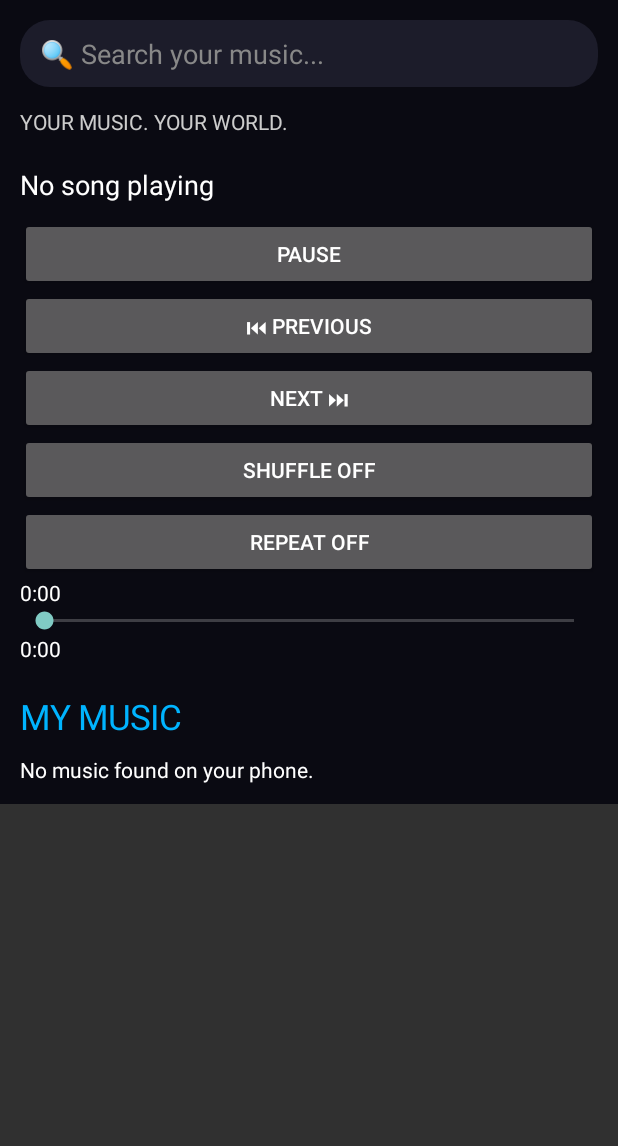
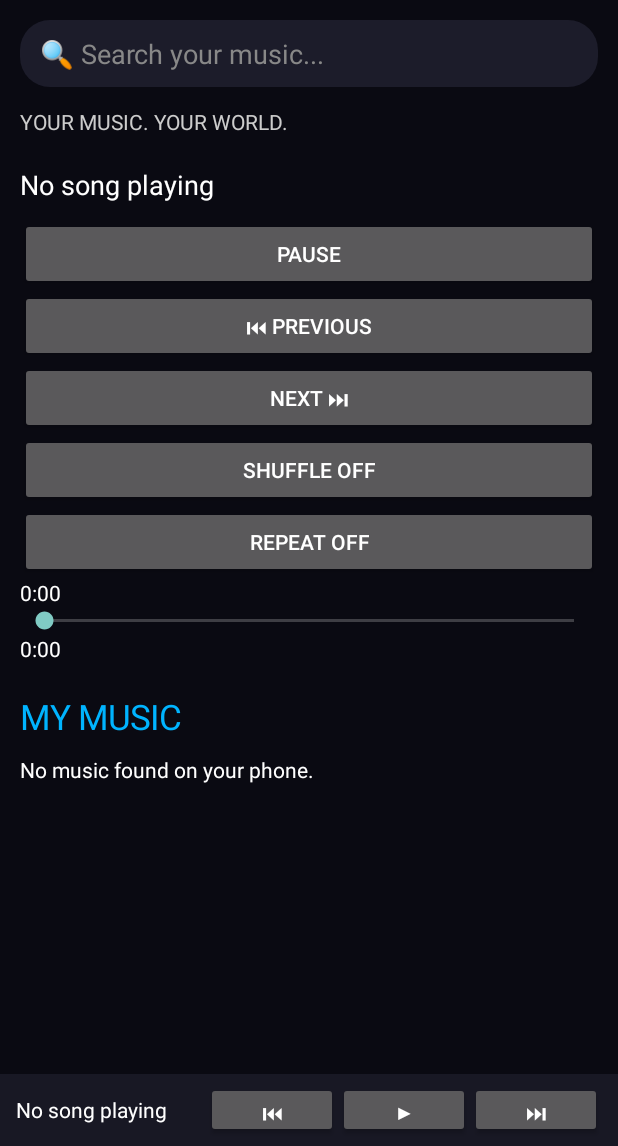
Before and after one commit to vaghelamahipalsinh/ECHO, an Android app: the screen it shows after launch (MainActivity), on a phone screen of 412 x 824 dp, the part 90-1236 px from its top. Run offline under Robolectric (Android 15) with nearby library versions, the phone set to English and light mode, and no system bars.

Commit message:
Add fixed bottom mini player to ECHO

```diff
--- a/app/src/main/java/com/echo/music/MainActivity.java
+++ b/app/src/main/java/com/echo/music/MainActivity.java
@@ -24,6 +24,8 @@ public class MainActivity extends Activity {
 ArrayList<TextView> songViews = new ArrayList<>();
     MediaPlayer player;
     TextView nowPlaying;
+TextView miniNowPlaying;
+Button miniPlayButton;
     Button playButton;
     int currentSong = -1;
 boolean isShuffle = false;
@@ -164,13 +166,51 @@ seekBar.setOnSeekBarChangeListener(
         title.setPadding(0, 30, 0, 15);
         layout.addView(title);
 
-        ScrollView scroll = new ScrollView(this);
-        scroll.addView(layout);
+ScrollView scroll = new ScrollView(this);
+scroll.addView(layout);
 
-        setContentView(scroll);
+LinearLayout root = new LinearLayout(this);
+root.setOrientation(LinearLayout.VERTICAL);
+root.setBackgroundColor(bg);
 
-        checkPermission();
-    }
+root.addView(scroll, new LinearLayout.LayoutParams(-1, 0, 1f));
+
+LinearLayout miniPlayer = new LinearLayout(this);
+miniPlayer.setOrientation(LinearLayout.HORIZONTAL);
+miniPlayer.setGravity(Gravity.CENTER_VERTICAL);
+miniPlayer.setPadding(16, 8, 16, 8);
+miniPlayer.setBackgroundColor(Color.rgb(24, 24, 36));
+
+miniNowPlaying = new TextView(this);
+miniNowPlaying.setText("No song playing");
+miniNowPlaying.setTextColor(Color.WHITE);
+miniNowPlaying.setTextSize(14);
+miniNowPlaying.setSingleLine(true);
+miniNowPlaying.setEllipsize(android.text.TextUtils.TruncateAt.END);
+
+LinearLayout.LayoutParams miniTextParams =
+        new LinearLayout.LayoutParams(0, -2, 1f);
+miniPlayer.addView(miniNowPlaying, miniTextParams);
+
+Button miniPrevious = new Button(this);
+miniPrevious.setText("⏮");
+miniPrevious.setOnClickListener(v -> previousSong());
+miniPlayer.addView(miniPrevious);
+
+miniPlayButton = new Button(this);
+miniPlayButton.setText("▶");
+miniPlayButton.setOnClickListener(v -> togglePlay());
+miniPlayer.addView(miniPlayButton);
+
+Button miniNext = new Button(this);
+miniNext.setText("⏭");
+miniNext.setOnClickListener(v -> nextSong());
+miniPlayer.addView(miniNext);
+
+root.addView(miniPlayer, new LinearLayout.LayoutParams(-1, 72));
+
+setContentView(root);
+checkPermission();    }
 
     void checkPermission() {
         String permission;
@@ -306,7 +346,8 @@ handler.post(progressUpdater);
             currentSong = index;
             nowPlaying.setText("🎵 Playing song " + (index + 1));
             playButton.setText("PAUSE");
-
+miniNowPlaying.setText("🎵 Playing song " + (index + 1));
+miniPlayButton.setText("Ⅱ");
         } catch (Exception e) {
             Toast.makeText(this, "Cannot play this song",
                     Toast.LENGTH_SHORT).show();
@@ -335,9 +376,11 @@ void previousSong() {
         if (player.isPlaying()) {
             player.pause();
             playButton.setText("PLAY");
+            miniPlayButton.setText("▶");
         } else {
             player.start();
             playButton.setText("PAUSE");
+            miniPlayButton.setText("Ⅱ");
         }
     }
 
```
